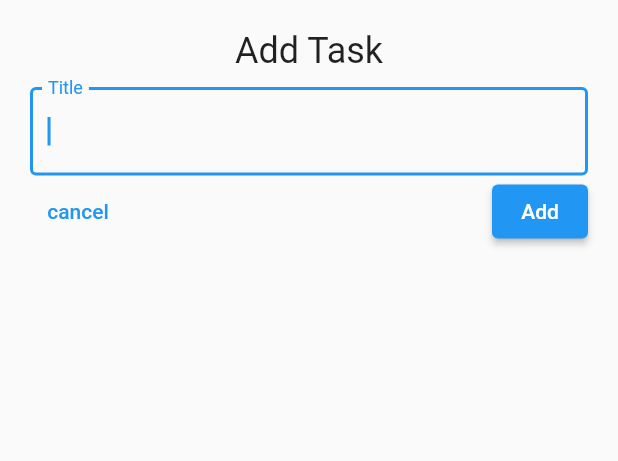
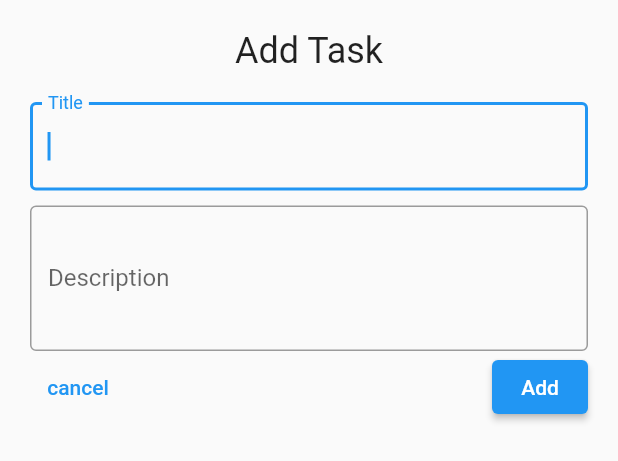
Before and after one commit to Thanasis-Traitsis/to_do_app, a Flutter app: the AddTaskScreen widget shown alone on an empty page, opened directly, on a phone screen of 412 x 824 dp. Shown: the top 461 px of the screen. Run offline on Flutter 3.47's test engine with Material 2 defaults, Android fonts, the phone set to English and light mode, and no system bars; our stand-ins replace equatable, flutter_bloc, hydrated_bloc.

```diff
--- a/lib/models/task.dart
+++ b/lib/models/task.dart
@@ -1,32 +1,45 @@
 import 'package:equatable/equatable.dart';
 
-class Task extends Equatable{
+class Task extends Equatable {
   final String id;
   final String title;
+  final String description;
+  final String date;
   bool? isDone;
   bool? isDeleted;
+  bool? isFavorite;
 
   Task({
     required this.id,
     required this.title,
+    required this.description,
+    required this.date,
     this.isDone,
     this.isDeleted,
+    this.isFavorite
   }) {
     isDone = isDone ?? false;
     isDeleted = isDeleted ?? false;
+    isFavorite = isFavorite ?? false;
   }
 
   Task copyWith({
     String? id,
     String? title,
+    String? description,
+    String? date,
     bool? isDone,
     bool? isDeleted,
+    bool? isFavorite,
   }) {
     return Task(
       id: id ?? this.id,
       title: title ?? this.title,
+      description: description ?? this.description,
+      date: date ?? this.date,
       isDone: isDone ?? this.isDone,
       isDeleted: isDeleted ?? this.isDeleted,
+      isFavorite: isFavorite ?? this.isFavorite,
     );
   }
 
@@ -34,8 +47,11 @@ class Task extends Equatable{
     return <String, dynamic>{
       'id': id,
       'title': title,
+      'description': description,
+      'date': date,
       'isDone': isDone,
       'isDeleted': isDeleted,
+      'isFavorite': isFavorite,
     };
   }
 
@@ -43,13 +59,22 @@ class Task extends Equatable{
     return Task(
       id: map['id'] ?? '',
       title: map['title'] ?? '',
+      description: map['description'] ?? '',
+      date: map['date'] ?? '',
       isDone: map['isDone'],
       isDeleted: map['isDeleted'],
+      isFavorite: map['isFavorite'],
     );
   }
 
   @override
-  List<Object?> get props =>[
-    id, title, isDeleted, isDone,
-  ];
+  List<Object?> get props => [
+        id,
+        title,
+        description,
+        date,
+        isDeleted,
+        isDone,
+        isFavorite,
+      ];
 }
--- a/lib/screens/add_task_screen.dart
+++ b/lib/screens/add_task_screen.dart
@@ -10,6 +10,7 @@ class AddTaskScreen extends StatelessWidget {
   @override
   Widget build(BuildContext context) {
   TextEditingController titleController = TextEditingController();
+  TextEditingController descriptionController = TextEditingController();
     return Container(
       padding: const EdgeInsets.all(20),
       child: Column(
@@ -21,11 +22,24 @@ class AddTaskScreen extends StatelessWidget {
           const SizedBox(
             height: 10,
           ),
+          Padding(
+            padding: const EdgeInsets.symmetric(vertical: 10.0),
+            child: TextField(
+              autofocus: true,
+              controller: titleController,
+              decoration: const InputDecoration(
+                label: Text('Title'),
+                border: OutlineInputBorder(),
+              ),
+            ),
+          ),
           TextField(
             autofocus: true,
-            controller: titleController,
+            controller: descriptionController,
+            minLines: 3,
+            maxLines: 5,
             decoration: const InputDecoration(
-              label: Text('Title'),
+              label: Text('Description'),
               border: OutlineInputBorder(),
             ),
           ),
@@ -41,6 +55,8 @@ class AddTaskScreen extends StatelessWidget {
                   var task = Task(
                     id: GUIDGen.generate(),
                     title: titleController.text,
+                    description: descriptionController.text,
+                    date: DateTime.now().toString(),
                   );
                   context.read<TasksBloc>().add(AddTask(task: task));
                   Navigator.pop(context);
--- a/lib/screens/tabs_screen.dart
+++ b/lib/screens/tabs_screen.dart
@@ -27,6 +27,7 @@ class _TabsScreenState extends State<TabsScreen> {
   void _addTask(BuildContext context) {
     showModalBottomSheet(
       context: context,
+      isScrollControlled: true,
       builder: (context) => SingleChildScrollView(
         child: Container(
           padding:
--- a/pubspec.yaml
+++ b/pubspec.yaml
@@ -34,6 +34,7 @@ dependencies:
     sdk: flutter
   flutter_bloc: ^8.1.2
   hydrated_bloc: ^9.1.0
+  intl: ^0.18.0
   path_provider: ^2.0.13
 
 dev_dependencies:
```
Also changed, not shown: lib/widgets/popup_menu.dart (added, +65 -0 lines), lib/widgets/task_tile.dart (+50 -12 lines), lib/widgets/tasks_list.dart (+31 -6 lines), pubspec.lock.
